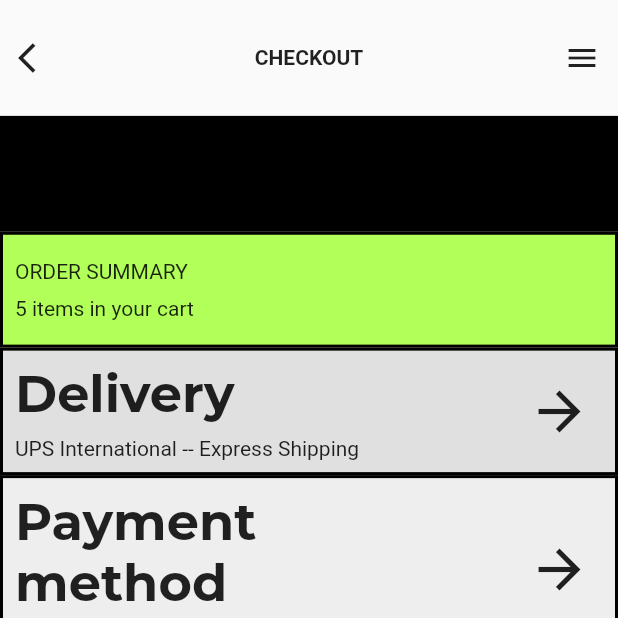
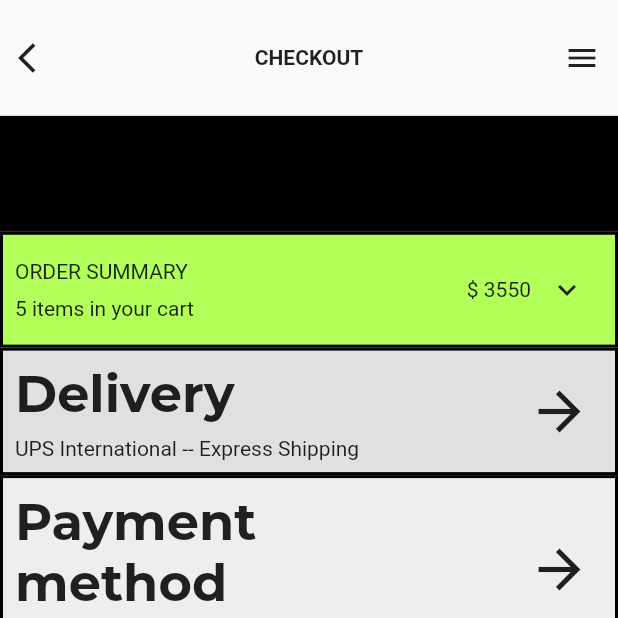
Before and after one commit to JAICHANGPARK/flutter_notebook_8th_story, a Flutter app: the screen it shows after launch, on a phone screen of 412 x 824 dp, the top half of it. Run offline on Flutter 3.47's test engine with Material 2 defaults, Android fonts, the phone set to English and light mode, and no system bars; our stand-ins replace google_fonts; Roboto replaces fonts that are missing (Alata).

Commit message:
Update fashion_store_page.dart

```diff
--- a/lib/ep561_fashion_store_app/fashion_store_page.dart
+++ b/lib/ep561_fashion_store_app/fashion_store_page.dart
@@ -58,7 +58,10 @@ class _FashionMainPageState extends State<FashionMainPage> {
                           Text("ORDER SUMMARY"),
                           Text("5 items in your cart")
                         ],
-                      )
+                      ),
+                      Spacer(),
+                      Text("\$ 3550"),
+                      IconButton(icon: Icon(Icons.keyboard_arrow_down), onPressed:(){})
                     ],
                   ),
                 )),
```
